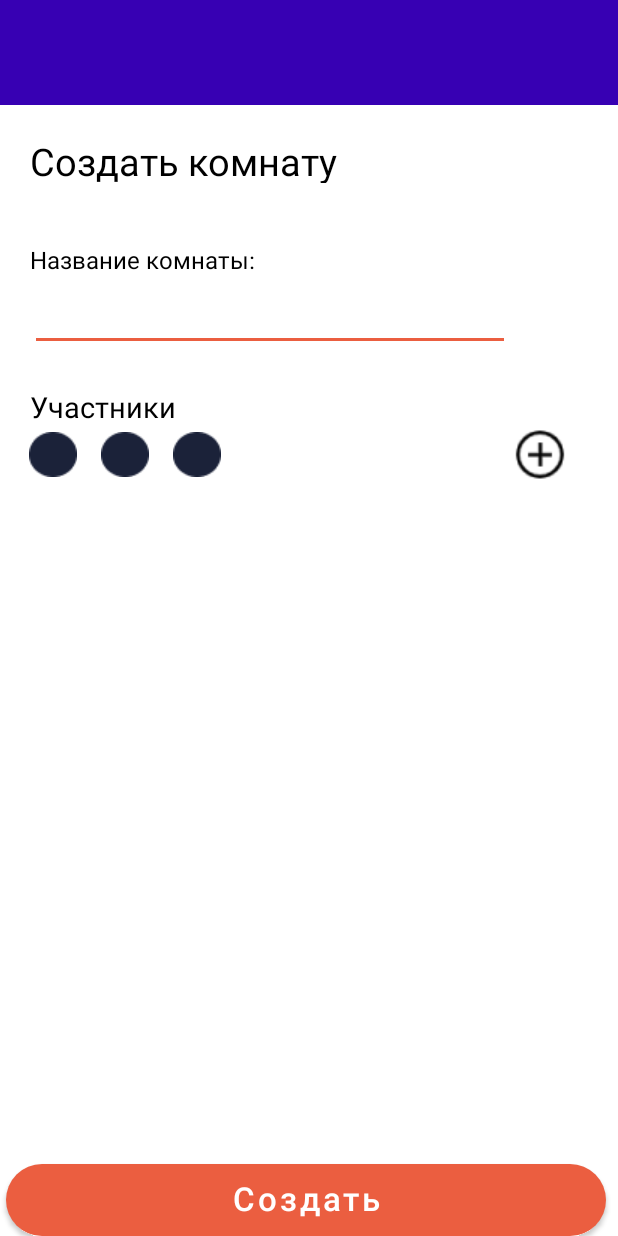
After one commit to Coo3n/Quick-Cheque, an Android app: the layout create_room.xml on its own in the app's theme, with its tools: preview values and no code run, on a phone screen of 412 x 824 dp. The commit adds this screen. Run offline under Robolectric (Android 15) with nearby library versions, the phone set to English and light mode, and no system bars.

Commit message:
add join+create room layouts

```diff
--- /dev/null
+++ b/app/src/main/res/layout/create_room.xml
@@ -0,0 +1,123 @@
+<?xml version="1.0" encoding="utf-8"?>
+<FrameLayout xmlns:android="http://schemas.android.com/apk/res/android"
+    xmlns:app="http://schemas.android.com/apk/res-auto"
+    xmlns:tools="http://schemas.android.com/tools"
+    android:layout_width="match_parent"
+    android:layout_height="match_parent"
+    android:background="@color/white"
+    tools:context=".screens.MainScreenFragment">
+
+    <FrameLayout
+        android:id="@+id/fragment_profile_top"
+        android:layout_width="match_parent"
+        android:layout_height="70dp"
+        android:background="@color/purple_700"
+        app:layout_constraintBottom_toTopOf="@id/fragment_profile_card"
+        app:layout_constraintEnd_toEndOf="parent"
+        app:layout_constraintStart_toStartOf="parent"
+        app:layout_constraintTop_toTopOf="parent">
+    </FrameLayout>
+
+    <LinearLayout
+        android:layout_width="match_parent"
+        android:layout_height="wrap_content"
+        android:orientation="vertical"
+        android:layout_marginTop="70dp">
+
+        <TextView
+            android:id="@+id/create_room_string"
+            android:layout_width="wrap_content"
+            android:layout_height="32dp"
+            android:layout_marginStart="20dp"
+            android:layout_marginTop="20dp"
+            android:gravity="top"
+            android:text="@string/create_room_string"
+            android:textColor="@color/black"
+            android:textSize="25sp" />
+
+        <TextView
+            android:id="@+id/new_room_string"
+            android:layout_width="wrap_content"
+            android:layout_height="24dp"
+            android:layout_marginStart="20dp"
+            android:layout_marginTop="40dp"
+            android:gravity="top"
+            android:text="Название комнаты:"
+            android:textColor="@color/black"
+            android:textSize="16sp" />
+
+        <com.google.android.material.textfield.TextInputEditText
+            android:id="@+id/rectangle_1"
+            android:layout_width="320dp"
+            android:layout_height="48dp"
+            android:layout_marginStart="20dp"
+            tools:ignore="SpeakableTextPresentCheck" />
+
+        <TextView
+            android:id="@+id/membersTextCheque"
+            android:layout_width="wrap_content"
+            android:layout_height="wrap_content"
+            android:layout_marginStart="20dp"
+            android:layout_marginTop="24dp"
+            android:layout_marginEnd="13dp"
+            android:ellipsize="end"
+            android:maxLines="1"
+            android:text="@string/participants"
+            android:textColor="@color/black"
+            android:textSize="19sp" />
+
+        <androidx.constraintlayout.widget.ConstraintLayout
+            android:layout_width="match_parent"
+            android:layout_height="wrap_content"
+            android:layout_marginStart="19dp"
+            android:layout_marginEnd="30dp">
+
+            <androidx.recyclerview.widget.RecyclerView
+
+                android:id="@+id/listChequeMembers"
+                android:layout_width="match_parent"
+                android:layout_height="match_parent"
+                android:orientation="horizontal"
+                app:layoutManager="androidx.recyclerview.widget.LinearLayoutManager"
+                app:layout_constrainedWidth="true"
+                app:layout_constraintBottom_toBottomOf="parent"
+                app:layout_constraintHorizontal_bias="0"
+                app:layout_constraintLeft_toLeftOf="parent"
+                app:layout_constraintRight_toLeftOf="@id/buttonAddNewMembersInCheque"
+                app:layout_constraintTop_toTopOf="parent"
+                tools:listitem="@layout/list_member_item" />
+
+            <ImageButton
+                android:id="@+id/buttonAddNewMembersInCheque"
+                android:layout_width="wrap_content"
+                android:layout_height="wrap_content"
+                android:layout_marginRight="4dp"
+                android:background="@drawable/button_add_new_members_cheque"
+                android:contentDescription="TODO"
+                android:scaleType="centerCrop"
+                app:layout_constraintBottom_toBottomOf="parent"
+                app:layout_constraintRight_toRightOf="parent"
+                app:layout_constraintTop_toTopOf="parent"
+                app:layout_constraintVertical_bias="0.0"
+                tools:ignore="ContentDescription,HardcodedText,TouchTargetSizeCheck" />
+        </androidx.constraintlayout.widget.ConstraintLayout>
+
+    </LinearLayout>
+
+    <Button
+        android:id="@+id/buttonCreateRoom"
+        android:layout_width="match_parent"
+        android:layout_height="48dp"
+        android:layout_marginStart="4dp"
+        android:layout_marginEnd="8dp"
+        android:background="@drawable/style_orange_button_next"
+        android:gravity="center"
+        android:paddingTop="1dp"
+        android:paddingBottom="4dp"
+        android:text="Создать"
+        android:textAllCaps="false"
+        android:textColor="@color/white"
+        android:layout_gravity="bottom"
+        android:textSize="22sp" />
+
+</FrameLayout>
--- a/app/src/main/res/layout/fragment_main_screen.xml
+++ b/app/src/main/res/layout/fragment_main_screen.xml
@@ -25,8 +25,6 @@
         android:layout_height="140dp"
         android:layout_gravity="center"
         android:background="@drawable/fragment_main_rec"
-
-
         >
 
         <ImageView
--- a/app/src/main/res/values/strings.xml
+++ b/app/src/main/res/values/strings.xml
@@ -10,4 +10,5 @@
     <string name="sumOfCheque">Сумма чека</string>
     <!-- TODO: Remove or change this placeholder text -->
     <string name="hello_blank_fragment">Hello blank fragment</string>
+    <string name="create_room_string">Создать комнату</string>
 </resources>
```
Also changed, not shown: app/src/main/res/drawable/style_qr_button.xml (added, +9 -0 lines), app/src/main/res/layout/join_room.xml (added, +102 -0 lines).
